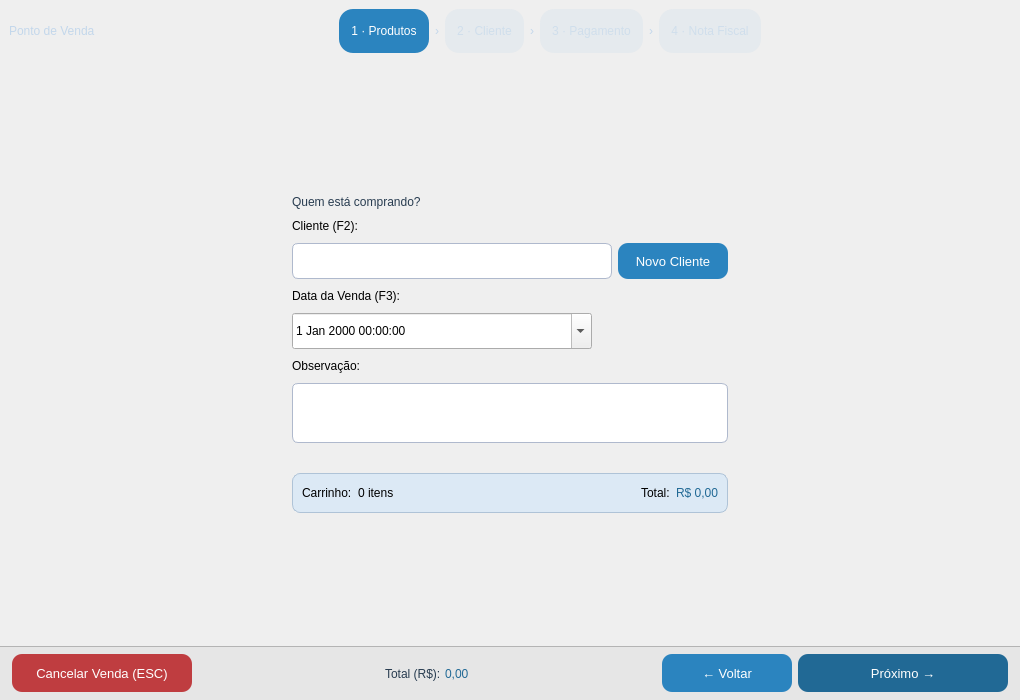
Before: the Qt Designer form src/venda.ui in GabR36/QEstoqueLoja, drawn with Qt 5.
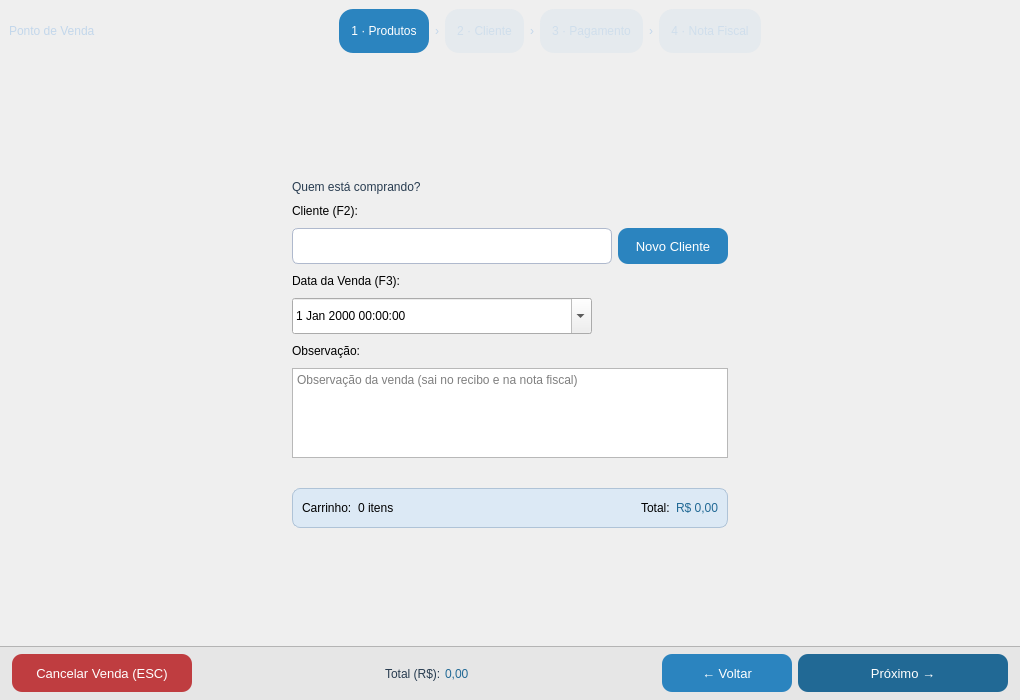
After: the same form once the commit is applied. The open tabs and pages were chosen to show the change. Icons and pictures are not drawn. Custom widgets are drawn as their Qt base class.

Commit message: mudado obs da venda pra plaintext com wordwrap

The edit to the form file:
```diff
--- a/src/venda.ui
+++ b/src/venda.ui
@@ -631,18 +631,30 @@
             </widget>
            </item>
            <item>
-            <widget class="QLineEdit" name="Ledit_OBS">
+            <widget class="QPlainTextEdit" name="Ledit_OBS">
              <property name="minimumSize">
               <size>
                <width>0</width>
                <height>60</height>
               </size>
              </property>
-             <property name="maxLength">
-              <number>255</number>
+             <property name="maximumSize">
+              <size>
+               <width>16777215</width>
+               <height>90</height>
+              </size>
              </property>
-             <property name="alignment">
-              <set>Qt::AlignmentFlag::AlignLeading|Qt::AlignmentFlag::AlignLeft|Qt::AlignmentFlag::AlignTop</set>
+             <property name="horizontalScrollBarPolicy">
+              <enum>Qt::ScrollBarPolicy::ScrollBarAlwaysOff</enum>
+             </property>
+             <property name="tabChangesFocus">
+              <bool>true</bool>
+             </property>
+             <property name="lineWrapMode">
+              <enum>QPlainTextEdit::LineWrapMode::WidgetWidth</enum>
+             </property>
+             <property name="placeholderText">
+              <string>Observação da venda (sai no recibo e na nota fiscal)</string>
              </property>
             </widget>
            </item>
```
The commit also changes 1 other file.
